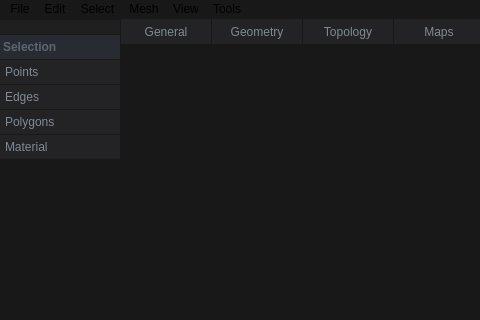
Qt form ApplicationUI/MainWindow.ui (dgiannop/IMP-3D) before a commit; both pictures show x 0 to 480 and y 0 to 320 of the 1000 by 700 pixel window.
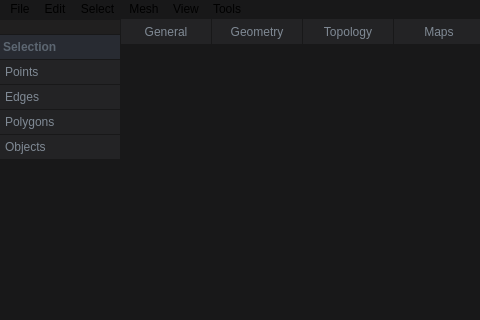
The same form after that commit. Icons and pictures are not drawn. Custom widgets are drawn as their Qt base class.

Commit message: Hide Object selection and culling buttons in release mode

```diff
--- a/ApplicationUI/MainWindow.ui
+++ b/ApplicationUI/MainWindow.ui
@@ -290,7 +290,7 @@
 </string>
           </property>
           <property name="text">
-           <string>Material</string>
+           <string>Objects</string>
           </property>
           <property name="checkable">
            <bool>true</bool>
```
Left out of the diff: 4 changed lines with no effect on the pictures. The commit also changes 3 other files.
